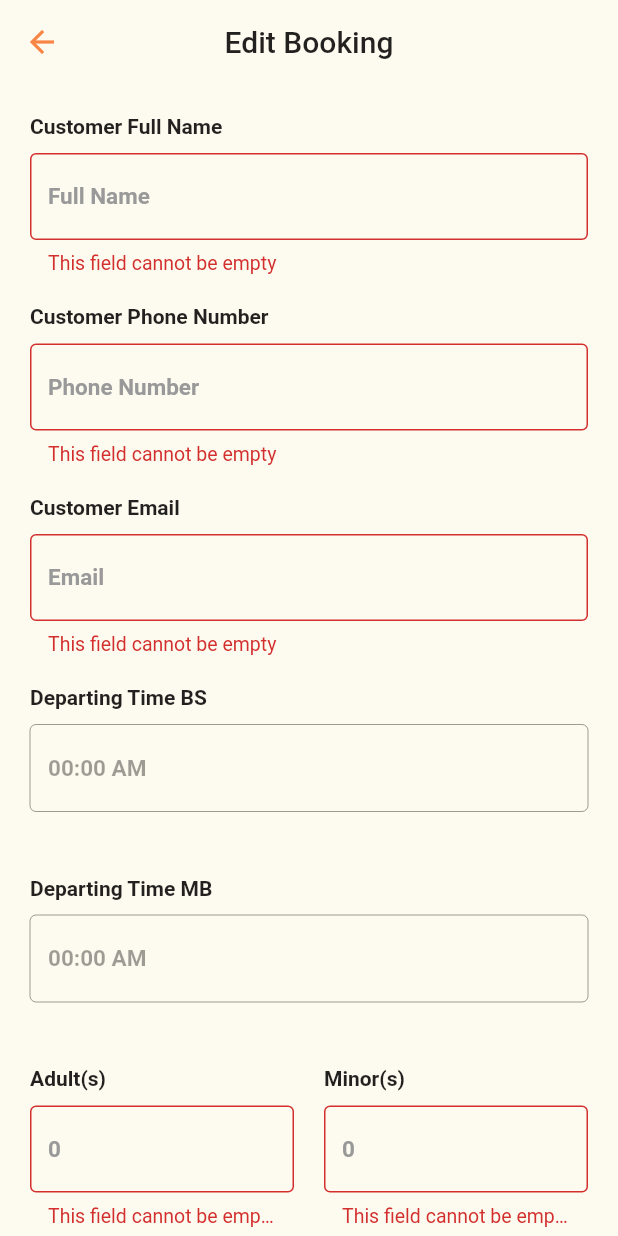
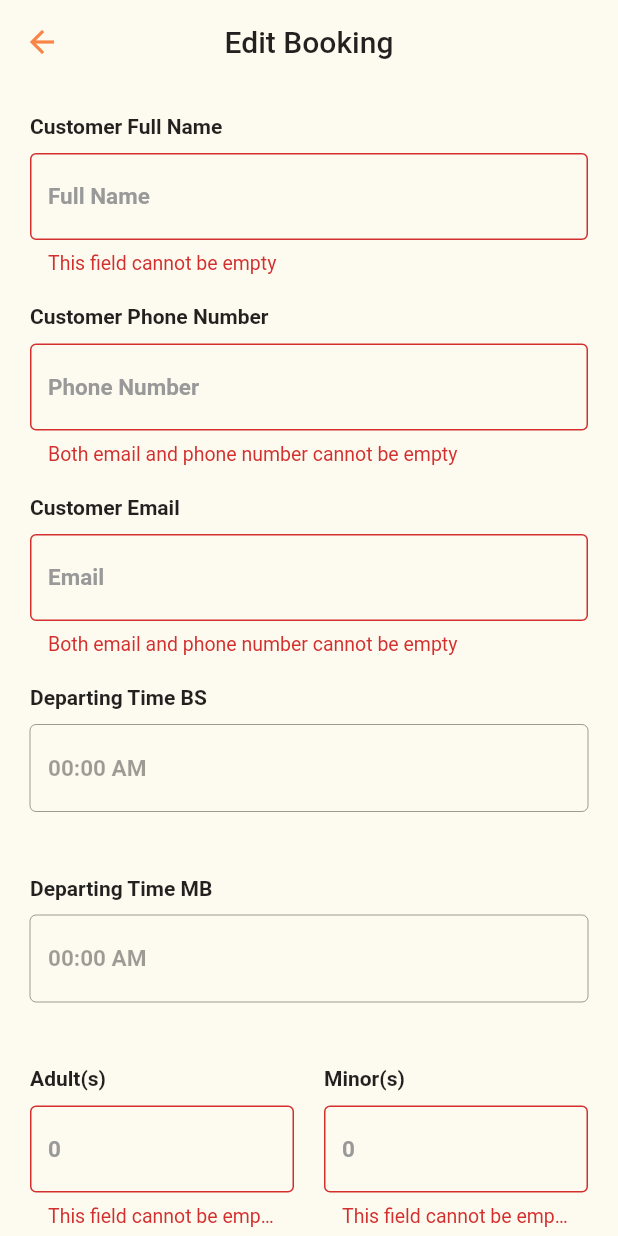
Before and after one commit to DeepakShano/miami, a Flutter app: the EditBookingFormScreen screen opened directly with empty values, after a tap on "Update", on a phone screen of 412 x 824 dp. Run offline on Flutter 3.47's test engine with Material 2 defaults, Android fonts, the phone set to English and light mode, and no system bars; drawn by our look-alikes of overlay_support; our stand-ins replace cloud_firestore, firebase_core, logger, pin_input_text_field, qr_flutter, share; accounts and stored records are empty.

Commit message:
On login check if user is "Approved" + Email or phone validation

```diff
--- a/lib/global.dart
+++ b/lib/global.dart
@@ -2,3 +2,5 @@ import 'package:logger/logger.dart';
 
 const bool DEBUG = false;
 final Logger logger = Logger();
+
+// TODO: Updating adult or minor count in booking won't update "todayStat"
--- a/lib/screens/edit_booking_screen.dart
+++ b/lib/screens/edit_booking_screen.dart
@@ -130,9 +130,10 @@ class _EditBookingFormScreenState extends State<EditBookingFormScreen> {
             textInputAction: TextInputAction.next,
             onEditingComplete: () => node.nextFocus(),
             validator: (value) {
-              if (value.isEmpty) {
-                return 'This field cannot be empty';
+              if (!isEmailPhoneValid()) {
+                return 'Both email and phone number cannot be empty';
               }
+
               return null;
             },
           ),
@@ -157,13 +158,18 @@ class _EditBookingFormScreenState extends State<EditBookingFormScreen> {
             textInputAction: TextInputAction.done,
             onEditingComplete: () => node.unfocus(),
             validator: (value) {
-              if (value.isEmpty) {
-                return 'This field cannot be empty';
-              } else if (!RegExp(
-                      r"^[a-zA-Z0-9.a-zA-Z0-9.!#$%&'*+-/=?^_`{|}~]+@[a-zA-Z0-9]+\.[a-zA-Z]+")
-                  .hasMatch(value)) {
-                return 'Enter a valid email address';
+              if (value.isNotEmpty) {
+                if (!RegExp(
+                        r"^[a-zA-Z0-9.a-zA-Z0-9.!#$%&'*+-/=?^_`{|}~]+@[a-zA-Z0-9]+\.[a-zA-Z]+")
+                    .hasMatch(value)) {
+                  return 'Enter a valid email address';
+                }
               }
+
+              if (!isEmailPhoneValid()) {
+                return 'Both email and phone number cannot be empty';
+              }
+
               return null;
             },
           ),
@@ -301,6 +307,10 @@ class _EditBookingFormScreenState extends State<EditBookingFormScreen> {
     );
   }
 
+  bool isEmailPhoneValid() {
+    return _emailController.text.isNotEmpty || _phoneController.text.isNotEmpty;
+  }
+
   Future<void> _onPressPrimaryBtn(BuildContext context) async {
     if (!_formKey.currentState.validate()) {
       logger.d('Invalid form submission');
--- a/lib/screens/new_booking_form_screen.dart
+++ b/lib/screens/new_booking_form_screen.dart
@@ -152,9 +152,10 @@ class _NewBookingFormScreenState extends State<NewBookingFormScreen> {
             textInputAction: TextInputAction.next,
             onEditingComplete: () => node.nextFocus(),
             validator: (value) {
-              if (value.isEmpty) {
-                return 'This field cannot be empty';
+              if (!isEmailPhoneValid()) {
+                return 'Both email and phone number cannot be empty';
               }
+
               return null;
             },
           ),
@@ -179,13 +180,18 @@ class _NewBookingFormScreenState extends State<NewBookingFormScreen> {
             textInputAction: TextInputAction.done,
             onEditingComplete: () => node.unfocus(),
             validator: (value) {
-              if (value.isEmpty) {
-                return 'This field cannot be empty';
-              } else if (!RegExp(
-                      r"^[a-zA-Z0-9.a-zA-Z0-9.!#$%&'*+-/=?^_`{|}~]+@[a-zA-Z0-9]+\.[a-zA-Z]+")
-                  .hasMatch(value)) {
-                return 'Enter a valid email address';
+              if (value.isNotEmpty) {
+                if (!RegExp(
+                        r"^[a-zA-Z0-9.a-zA-Z0-9.!#$%&'*+-/=?^_`{|}~]+@[a-zA-Z0-9]+\.[a-zA-Z]+")
+                    .hasMatch(value)) {
+                  return 'Enter a valid email address';
+                }
               }
+
+              if (!isEmailPhoneValid()) {
+                return 'Both email and phone number cannot be empty';
+              }
+
               return null;
             },
           ),
@@ -338,6 +344,10 @@ class _NewBookingFormScreenState extends State<NewBookingFormScreen> {
     return true;
   }
 
+  bool isEmailPhoneValid() {
+    return _emailController.text.isNotEmpty || _phoneController.text.isNotEmpty;
+  }
+
   Future<void> _onPressPrimaryBtn(BuildContext context) async {
     if (!_formKey.currentState.validate()) {
       logger.d('Invalid form submission');
--- a/lib/services/database_service.dart
+++ b/lib/services/database_service.dart
@@ -62,6 +62,7 @@ class FirestoreDBService {
     return FirebaseFirestore.instance
         .collection('UserInfo')
         .where('userPin', isEqualTo: pinCode)
+        .where('status', isEqualTo: 'Approved')
         .get()
         .then((querySnapshot) {
       if (querySnapshot.size == 0) {
--- a/pubspec.yaml
+++ b/pubspec.yaml
@@ -3,7 +3,7 @@ description: Water Taxi Miami
 
 publish_to: 'none' # Remove this line if you wish to publish to pub.dev
 
-version: 0.4.0+4
+version: 1.0.0+5
 
 environment:
   sdk: ">=2.7.0 <3.0.0"
```
Also changed, not shown: 3 other files.
